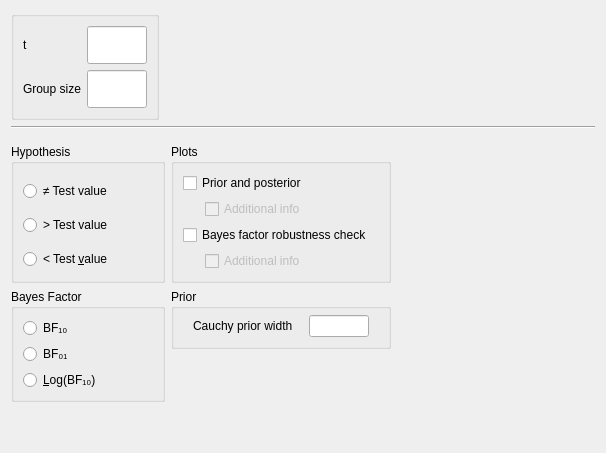
Qt form JASP-Desktop/analysisforms/SummaryStatistics/summarystatsttestbayesianonesampleform.ui (jasp-stats/jasp-desktop) before a commit.
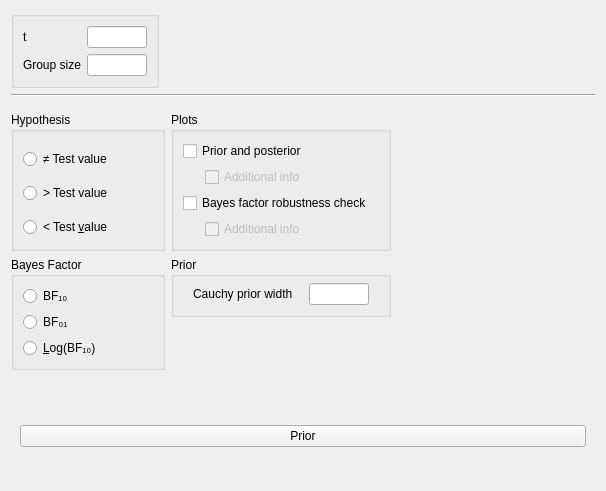
The same form after that commit. Custom widgets are drawn as their Qt base class.

Commit message:
Added prior interface in SummaryStatsTTestBayesianOneSample
Added prior interface in SummaryStatsTTestBayesianOneSample, but
‘priorWidth’ is both defined in the existing
SummaryStatsTTestBayesianOneSampleForm as well as in the
subjectivePriors widget, which appears to be the cause for the crash
when interacting with the widget in the UI.

What changed in the file:
```diff
--- a/JASP-Desktop/analysisforms/SummaryStatistics/summarystatsttestbayesianonesampleform.ui
+++ b/JASP-Desktop/analysisforms/SummaryStatistics/summarystatsttestbayesianonesampleform.ui
@@ -473,6 +473,53 @@
      </layout>
     </widget>
    </item>
+   <item row="0" column="1">
+    <spacer name="horizontalSpacer_2">
+     <property name="orientation">
+      <enum>Qt::Horizontal</enum>
+     </property>
+     <property name="sizeHint" stdset="0">
+      <size>
+       <width>40</width>
+       <height>20</height>
+      </size>
+     </property>
+    </spacer>
+   </item>
+   <item row="1" column="0" colspan="2">
+    <widget class="Line" name="line">
+     <property name="orientation">
+      <enum>Qt::Horizontal</enum>
+     </property>
+    </widget>
+   </item>
+   <item row="3" column="0" colspan="2">
+    <widget class="QWidget" name="gridWidget" native="true">
+     <layout class="QGridLayout" name="gridLayout_8">
+      <item row="2" column="0">
+       <widget class="SubjectivePriorsWidget" name="subjectivePriors" native="true">
+        <layout class="QGridLayout" name="gridLayout_12"/>
+       </widget>
+      </item>
+      <item row="0" column="0">
+       <widget class="ExpanderButton" name="pushButton">
+        <property name="text">
+         <string>Prior</string>
+        </property>
+        <property name="autoDefault">
+         <bool>false</bool>
+        </property>
+        <property name="default">
+         <bool>false</bool>
+        </property>
+        <property name="flat">
+         <bool>false</bool>
+        </property>
+       </widget>
+      </item>
+     </layout>
+    </widget>
+   </item>
   </layout>
  </widget>
  <customwidgets>
@@ -492,6 +539,17 @@
    <extends>QCheckBox</extends>
    <header>widgets/boundcheckbox.h</header>
   </customwidget>
+  <customwidget>
+   <class>ExpanderButton</class>
+   <extends>QPushButton</extends>
+   <header>widgets/expanderbutton.h</header>
+  </customwidget>
+  <customwidget>
+   <class>SubjectivePriorsWidget</class>
+   <extends>QWidget</extends>
+   <header location="global">widgets/subjectivepriorswidget.h</header>
+   <container>1</container>
+  </customwidget>
  </customwidgets>
  <tabstops>
   <tabstop>tStatistic</tabstop>
```
Left out of the diff: 20 changed lines with no effect on the pictures. The commit also changes 1 other file.
